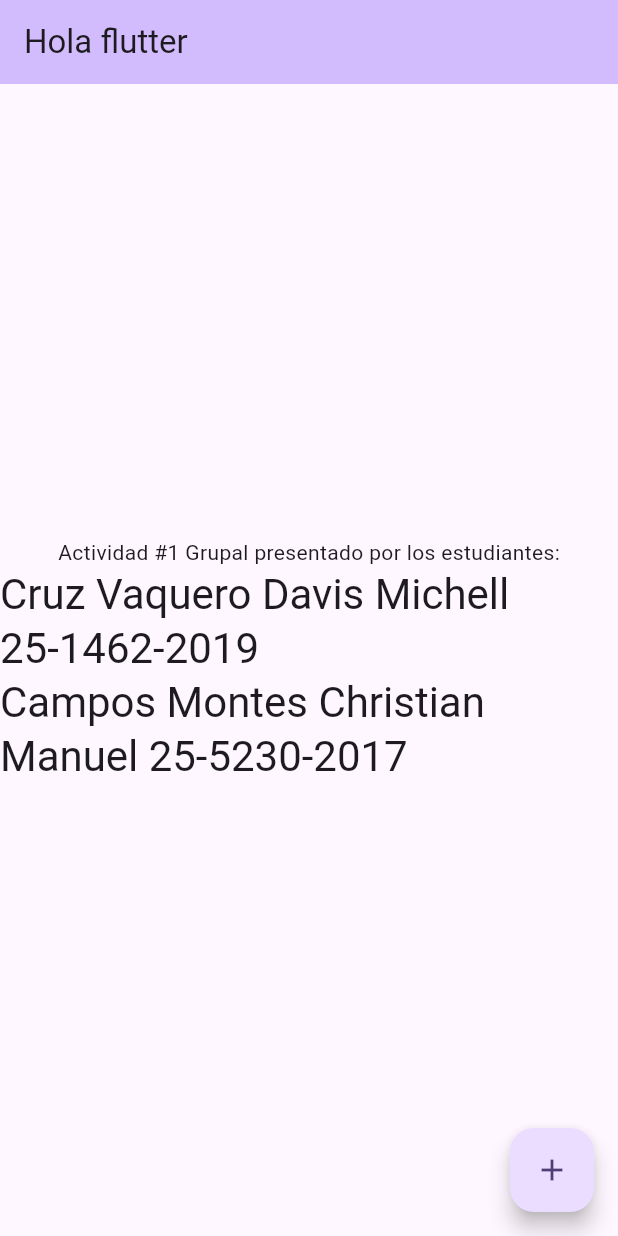
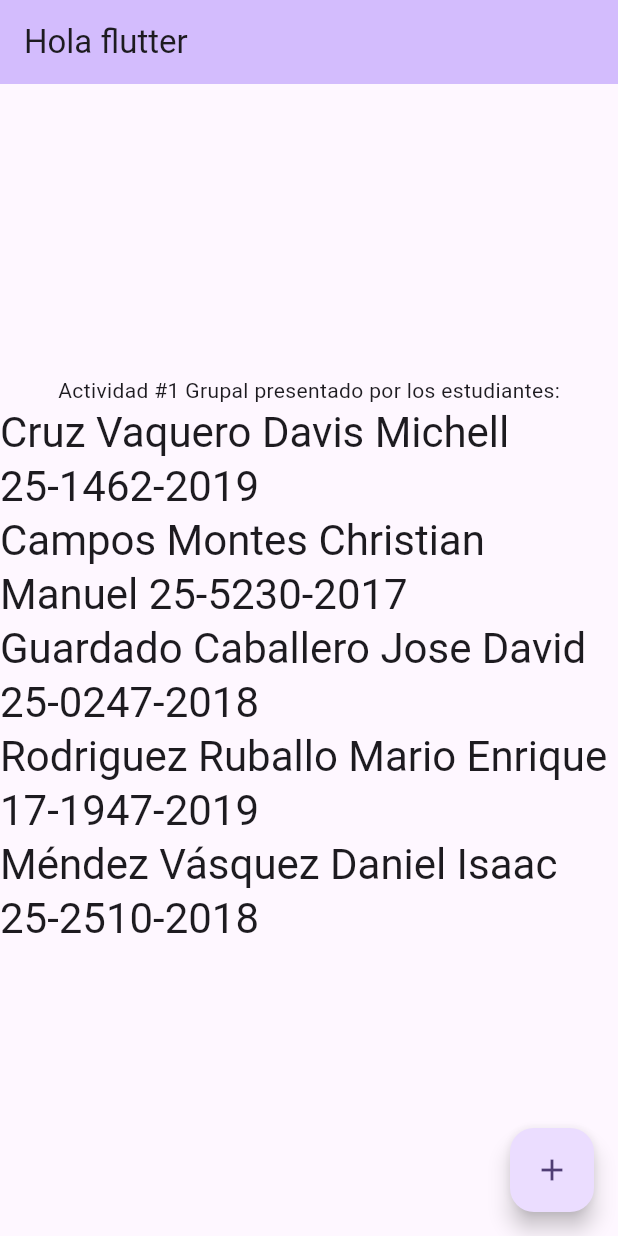
Before and after one commit to davicbaba/Flutter, a Flutter app: the screen it shows after launch, on a phone screen of 412 x 824 dp. Run offline on Flutter 3.47's test engine with Material 2 defaults, Android fonts, the phone set to English and light mode, and no system bars.

Commit message:
Agregar los demas nombres

```diff
--- a/actividad_1_grupal/lib/main.dart
+++ b/actividad_1_grupal/lib/main.dart
@@ -63,6 +63,18 @@ class _MyHomePageState extends State<MyHomePage> {
               'Campos Montes Christian Manuel 25-5230-2017',
               style: Theme.of(context).textTheme.headlineMedium,
             ),
+            Text(
+              'Guardado Caballero Jose David  25-0247-2018',
+              style: Theme.of(context).textTheme.headlineMedium,
+            ),
+            Text(
+              'Rodriguez Ruballo Mario Enrique  17-1947-2019',
+              style: Theme.of(context).textTheme.headlineMedium,
+            ),
+            Text(
+              'Méndez Vásquez Daniel Isaac 25-2510-2018',
+              style: Theme.of(context).textTheme.headlineMedium,
+            ),
           ],
         ),
       ),
```
